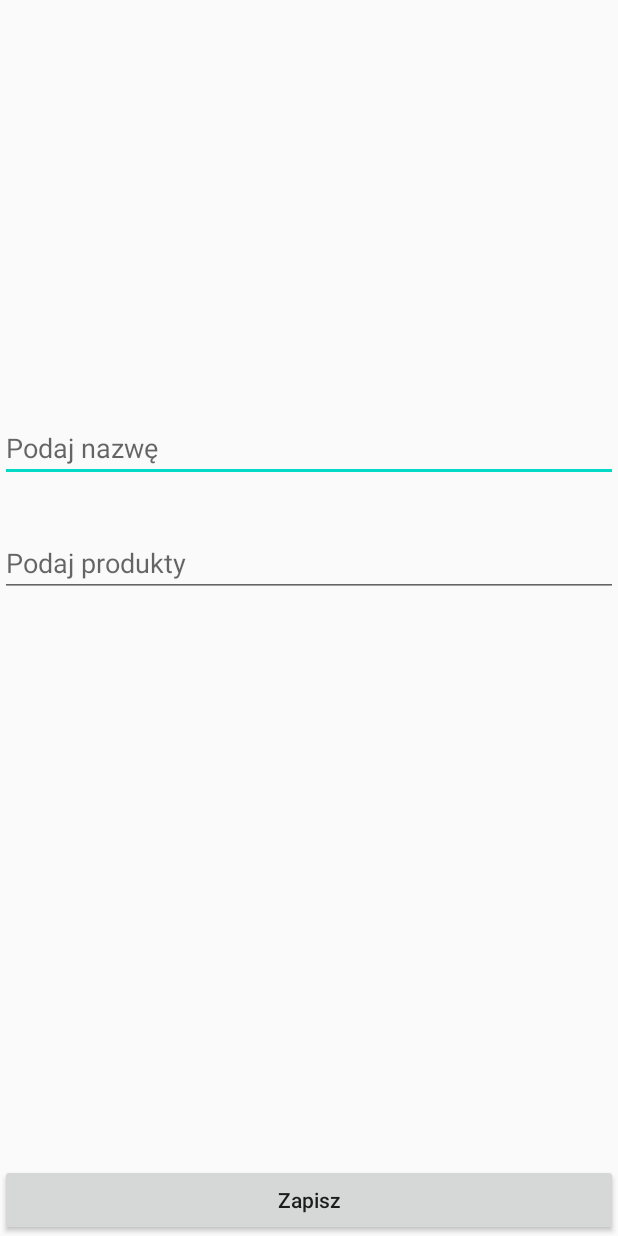
After one commit to NataliaSadzka/ShoppingList, an Android app: the layout activity_add_new_recipes.xml on its own in the app's theme, with its tools: preview values and no code run, on a phone screen of 412 x 824 dp. The commit adds this screen. Run offline under Robolectric (Android 15) with nearby library versions, the phone set to English and light mode, and no system bars.

Commit message:
Dodano mapowanie obiektów: produkt, lista i przepis

```diff
--- a/app/src/main/java/com/example/recyclerview/AddNewProductActivity.java
+++ b/app/src/main/java/com/example/recyclerview/AddNewProductActivity.java
@@ -39,7 +39,7 @@ public class AddNewProductActivity extends Activity implements AdapterView.OnIte
         product.setName(name);
         product.setQuantityUnit(quantityUnit);
 
-        db.productDAO().insertUser(product);
+        db.productDAO().insertProduct(product);
         finish();
     }
 
--- a/app/src/main/java/com/example/recyclerview/MainActivity.java
+++ b/app/src/main/java/com/example/recyclerview/MainActivity.java
@@ -46,7 +46,7 @@ public class MainActivity extends Activity {
 
     private void loadUserList() {
         AppDatabase db = AppDatabase.getDbInstance(this.getApplicationContext());
-        List<Product> productList = db.productDAO().getAllUsers();
+        List<Product> productList = db.productDAO().getAllProducts();
         userListAdapter.setUserList(productList);
     }
 
--- a/app/src/main/java/com/example/recyclerview/database/AppDatabase.java
+++ b/app/src/main/java/com/example/recyclerview/database/AppDatabase.java
@@ -5,10 +5,12 @@ import androidx.room.Database;
 import androidx.room.Room;
 import androidx.room.RoomDatabase;
 
-@Database(entities = {Product.class}, version = 1)
+@Database(entities = {Product.class, Recipe.class, ShoppingList.class, ProductRecipe.class, ProductShoppingList.class}, version = 1)
 public abstract class AppDatabase extends RoomDatabase {
 
     public abstract ProductDAO productDAO();
+    public abstract RecipeWithProductsDAO recipeWithProductsDAO();
+    public abstract ShoppingListWithProductsDAO shoppingListWithProductsDAO();
     private static AppDatabase INSTANCE;
 
     public static AppDatabase getDbInstance(Context context) {
--- a/app/src/main/java/com/example/recyclerview/database/ProductDAO.java
+++ b/app/src/main/java/com/example/recyclerview/database/ProductDAO.java
@@ -10,10 +10,10 @@ import java.util.List;
 @Dao
 public interface ProductDAO {
     @Query("SELECT * FROM Product")
-    List<Product>getAllUsers();
+    List<Product> getAllProducts();
 
     @Insert
-    void insertUser(Product... products);
+    void insertProduct(Product... products);
 
     @Delete
     void delete(Product product);
--- /dev/null
+++ b/app/src/main/res/layout/activity_add_new_recipes.xml
@@ -0,0 +1,36 @@
+<?xml version="1.0" encoding="utf-8"?>
+<androidx.constraintlayout.widget.ConstraintLayout xmlns:android="http://schemas.android.com/apk/res/android"
+                                                   android:layout_width="match_parent"
+                                                   android:layout_height="match_parent"
+                                                   xmlns:app="http://schemas.android.com/apk/res-auto">
+    <EditText
+            android:id="@+id/nameInput"
+            android:layout_width="match_parent"
+            android:layout_height="wrap_content"
+            android:hint="Podaj nazwę"
+            app:layout_constraintStart_toStartOf="parent"
+            app:layout_constraintTop_toTopOf="parent"
+            app:layout_constraintBottom_toBottomOf="parent" android:layout_marginTop="120dp"
+            app:layout_constraintVertical_bias="0.237"/>
+
+    <EditText
+            android:id="@+id/productInput"
+            android:layout_width="match_parent"
+            android:layout_height="wrap_content"
+            android:hint="Podaj produkty"
+            app:layout_constraintStart_toStartOf="parent"
+            app:layout_constraintTop_toTopOf="parent"
+            app:layout_constraintBottom_toBottomOf="parent" android:layout_marginTop="220dp"
+            app:layout_constraintVertical_bias="0.237"/>
+
+    <Button
+            android:id="@+id/saveButton"
+            android:text="Zapisz"
+            android:layout_width="match_parent"
+            android:layout_height="wrap_content"
+            app:layout_constraintStart_toStartOf="parent"
+            app:layout_constraintEnd_toEndOf="parent"
+            app:layout_constraintBottom_toBottomOf="parent"
+            android:textAllCaps="false"/>
+
+</androidx.constraintlayout.widget.ConstraintLayout>
```
Also changed, not shown: app/src/main/java/com/example/recyclerview/database/Product.java (+5 -6 lines), app/src/main/java/com/example/recyclerview/database/ProductRecipe.java (added, +35 -0 lines), app/src/main/java/com/example/recyclerview/database/ProductShoppingList.java (added, +44 -0 lines), app/src/main/java/com/example/recyclerview/database/Recipe.java (added, +43 -0 lines), app/src/main/java/com/example/recyclerview/database/RecipeWithProducts.java (added, +18 -0 lines), app/src/main/java/com/example/recyclerview/database/RecipeWithProductsDAO.java (added, +14 -0 lines), app/src/main/java/com/example/recyclerview/database/ShoppingList.java (added, +30 -0 lines), app/src/main/java/com/example/recyclerview/database/ShoppingListWithProducts.java (added, +17 -0 lines), app/src/main/java/com/example/recyclerview/database/ShoppingListWithProductsDAO.java (added, +14 -0 lines), app/src/main/res/layout/recipes_activity.xml (added, +29 -0 lines), app/src/main/res/layout/recipes_row.xml (added, +35 -0 lines).
